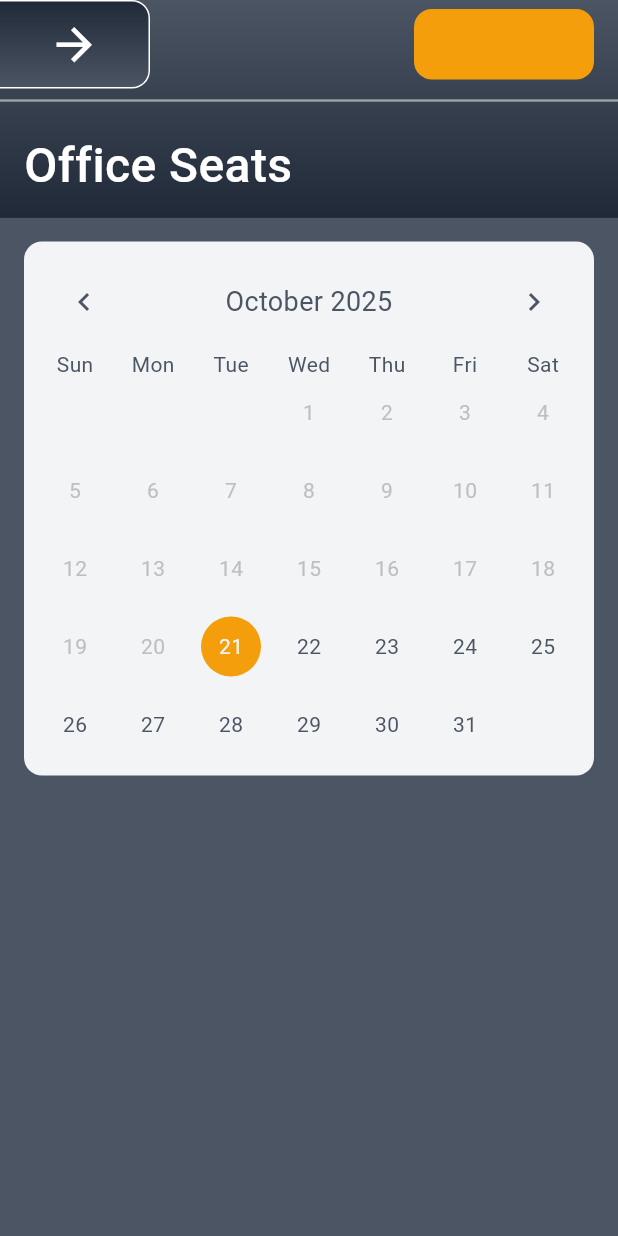
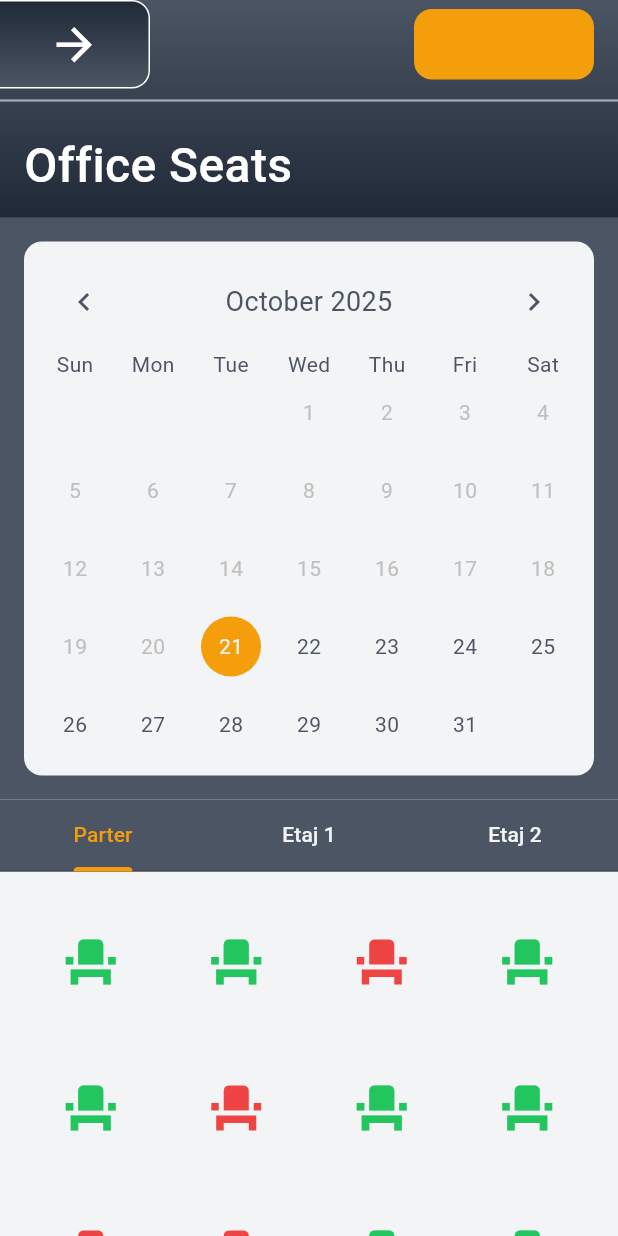
Before and after one commit to ITSSBackToSchool/echipa-3-mobile, a Flutter app: the OfficeSeatsPage screen opened by its route, on a phone screen of 412 x 824 dp. Run offline on Flutter 3.47's test engine with Material 3 defaults, Android fonts, the phone set to English and light mode, and no system bars; drawn by our look-alikes of table_calendar.

Commit message:
add seats tab and make seats clickable

```diff
--- a/lib/screens/office_seats_page.dart
+++ b/lib/screens/office_seats_page.dart
@@ -14,6 +14,7 @@ class OfficeSeatsPage extends StatefulWidget {
 class _OfficeSeatsPageState extends State<OfficeSeatsPage> {
   DateTime _focusedDay = DateTime.now();
   DateTime? _selectedDay;
+  int? _selectedSeatIndex;
 
   @override
   void initState() {
@@ -23,12 +24,17 @@ class _OfficeSeatsPageState extends State<OfficeSeatsPage> {
 
   @override
   Widget build(BuildContext context) {
-    return Scaffold(
+    return DefaultTabController(
+      length: 3,
+      child: Scaffold(
+        backgroundColor: AppColors.gri,
         appBar: const CustomAppBar(title: 'Office Seats'),
         drawer: const CustomDrawer(),
         body: Column(
           children: [
             Container(
+              color: AppColors.albastruInchis,
+              child: Container(
                 margin: const EdgeInsets.all(16.0),
                 decoration: BoxDecoration(
                   color: AppColors.gri,
@@ -40,9 +46,7 @@ class _OfficeSeatsPageState extends State<OfficeSeatsPage> {
                     firstDay: DateTime.now(),
                     lastDay: DateTime.utc(2030, 3, 14),
                     focusedDay: _focusedDay,
-                selectedDayPredicate: (day) {
-                  return isSameDay(_selectedDay, day);
-                },
+                    selectedDayPredicate: (day) => isSameDay(_selectedDay, day),
                     onDaySelected: (selectedDay, focusedDay) {
                       if (!isSameDay(_selectedDay, selectedDay)) {
                         setState(() {
@@ -78,13 +82,77 @@ class _OfficeSeatsPageState extends State<OfficeSeatsPage> {
                         color: AppColors.accent,
                         shape: BoxShape.circle,
                       ),
-                  selectedTextStyle: TextStyle(color: AppColors.gri),
+                      selectedTextStyle: const TextStyle(color: AppColors.gri),
                     ),
                   ),
                 ),
               ),
+            ),
+            Container(
+              color: AppColors.albastruInchis,
+              child: const TabBar(
+                indicatorColor: AppColors.accent,
+                labelColor: AppColors.accent,
+                unselectedLabelColor: AppColors.gri,
+                tabs: [
+                  Tab(text: 'Parter'),
+                  Tab(text: 'Etaj 1'),
+                  Tab(text: 'Etaj 2'),
                 ],
+              ),
+            ),
+            Expanded(
+              child: TabBarView(
+                children: [
+                  _buildSeatGrid(),
+                  _buildSeatGrid(),
+                  _buildSeatGrid(),
+                ],
+              ),
+            ),
+          ],
+        ),
       ),
     );
   }
+
+  Widget _buildSeatGrid() {
+    return GridView.builder(
+      padding: const EdgeInsets.all(24.0),
+      gridDelegate: const SliverGridDelegateWithFixedCrossAxisCount(
+        crossAxisCount: 4,
+        crossAxisSpacing: 24.0,
+        mainAxisSpacing: 24.0,
+      ),
+      itemCount: 16,
+      itemBuilder: (context, index) {
+        final bool isAvailable = ![2, 5, 8, 9, 13, 14].contains(index);
+        final bool isSelected = _selectedSeatIndex == index;
+
+        Color seatColor;
+        if (isSelected) {
+          seatColor = AppColors.portocaliu;
+        } else if (isAvailable) {
+          seatColor = AppColors.verde;
+        } else {
+          seatColor = AppColors.rosu;
         }
+
+        return GestureDetector(
+          onTap: () {
+            if (isAvailable) {
+              setState(() {
+                if (_selectedSeatIndex == index) {
+                  _selectedSeatIndex = null;
+                } else {
+                  _selectedSeatIndex = index;
+                }
+              });
+            }
+          },
+          child: Icon(Icons.event_seat, color: seatColor, size: 40),
+        );
+      },
+    );
+  }
+}
--- a/lib/utils/app_colors.dart
+++ b/lib/utils/app_colors.dart
@@ -7,4 +7,9 @@ class AppColors {
   static const Color appBarGradientEnd = Color(0xFF4B5563);
   static const Color accent = Color(0xFFF59E0B);
   static const Color albastruDeschis = Color(0xFFE0F2FE);
+
+  // Culori pentru starea scaunelor
+  static const Color verde = Color(0xFF22C55E);
+  static const Color rosu = Color(0xFFEF4444);
+  static const Color portocaliu = Color(0xFFF97316);
 }
```
Lines whose indentation alone changed are shown as unchanged.
